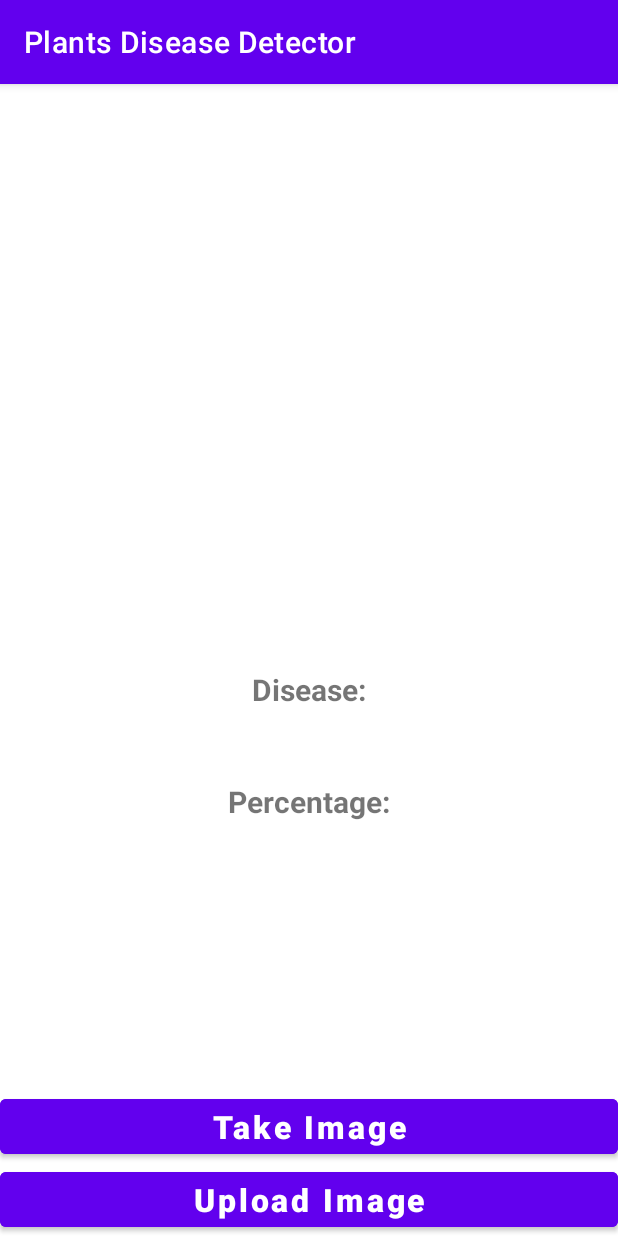
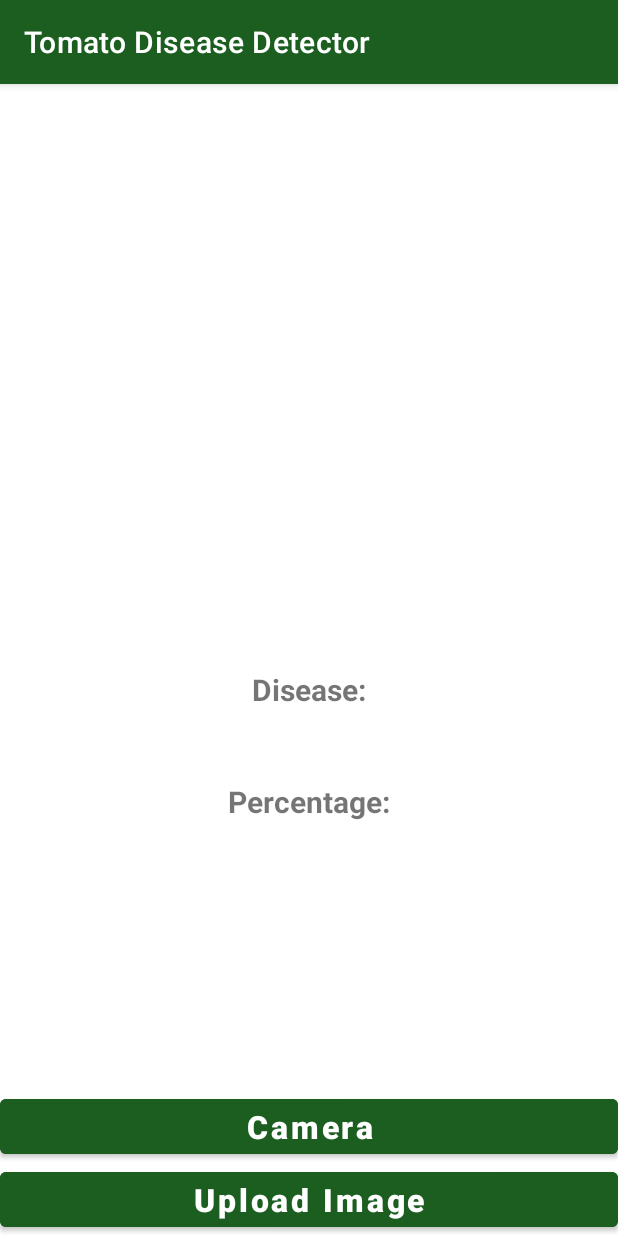
Before and after one commit to Hairychest/newproject, an Android app: the FifthActivity screen opened directly, with no data from a screen before it, on a phone screen of 412 x 824 dp. Run offline under Robolectric (Android 15) with nearby library versions, the phone set to English and light mode, and no system bars; libraries missing offline, so code that uses them is left out: org.tensorflow.lite.

Commit message:
added different plants

```diff
--- a/app.naidu/app/src/main/AndroidManifest.xml
+++ b/app.naidu/app/src/main/AndroidManifest.xml
@@ -13,6 +13,7 @@
         android:theme="@style/Theme.MLWithTensorFlowLite">
         <activity
             android:name=".SecondActivity"
+            android:label="Rice Disease Detector"
             android:exported="false">
             <meta-data
                 android:name="android.app.lib_name"
@@ -20,13 +21,16 @@
         </activity>
         <activity
             android:name=".ThirdActivity"
+            android:label="Wheat Disease Detector"
             android:exported="false">
+
             <meta-data
                 android:name="android.app.lib_name"
                 android:value="" />
         </activity>
         <activity
             android:name=".FourthActivity"
+            android:label="Potato Disease Detector"
             android:exported="false">
             <meta-data
                 android:name="android.app.lib_name"
@@ -34,6 +38,7 @@
         </activity>
         <activity
             android:name=".FifthActivity"
+            android:label="Tomato Disease Detector"
             android:exported="false">
             <meta-data
                 android:name="android.app.lib_name"
@@ -41,6 +46,7 @@
         </activity>
         <activity
             android:name=".MainActivity"
+            android:label="Menu"
             android:exported="false">
             <meta-data
                 android:name="android.app.lib_name"
--- a/app.naidu/app/src/main/res/layout/activity_fifth.xml
+++ b/app.naidu/app/src/main/res/layout/activity_fifth.xml
@@ -4,6 +4,7 @@
     xmlns:tools="http://schemas.android.com/tools"
     android:layout_width="match_parent"
     android:layout_height="match_parent"
+    android:backgroundTint="@color/white"
     tools:context=".FifthActivity">
 
     <Button
@@ -12,8 +13,8 @@
         android:layout_height="wrap_content"
         android:layout_above="@id/button52"
         android:layout_centerInParent="true"
-        android:backgroundTint="@color/purple_500"
-        android:text="Take Image"
+        android:backgroundTint="@color/green"
+        android:text="Camera"
         android:textAlignment="center"
         android:textAllCaps="false"
         android:textSize="21sp"
@@ -25,7 +26,7 @@
         android:layout_height="wrap_content"
         android:layout_alignParentBottom="true"
         android:layout_centerInParent="true"
-        android:backgroundTint="@color/purple_500"
+        android:backgroundTint="@color/green"
         android:text="Upload Image"
         android:textAlignment="center"
         android:textAllCaps="false"
--- a/app.naidu/app/src/main/res/values/themes.xml
+++ b/app.naidu/app/src/main/res/values/themes.xml
@@ -2,15 +2,15 @@
     <!-- Base application theme. -->
     <style name="Theme.MLWithTensorFlowLite" parent="Theme.MaterialComponents.DayNight.DarkActionBar">
         <!-- Primary brand color. -->
-        <item name="colorPrimary">@color/purple_500</item>
-        <item name="colorPrimaryVariant">@color/purple_700</item>
+        <item name="colorPrimary">@color/green</item>
+        <item name="colorPrimaryVariant">@color/white</item>
         <item name="colorOnPrimary">@color/white</item>
         <!-- Secondary brand color. -->
         <item name="colorSecondary">@color/teal_200</item>
         <item name="colorSecondaryVariant">@color/teal_700</item>
         <item name="colorOnSecondary">@color/black</item>
         <!-- Status bar color. -->
-        <item name="android:statusBarColor" tools:targetApi="l">?attr/colorPrimaryVariant</item>
+
         <!-- Customize your theme here. -->
     </style>
 </resources>
```
Also changed, not shown: app.naidu/app/src/main/res/layout/activity_fourth.xml (+4 -3 lines), app.naidu/app/src/main/res/layout/activity_second.xml (+4 -3 lines), app.naidu/app/src/main/res/layout/activity_third.xml (+4 -3 lines).
